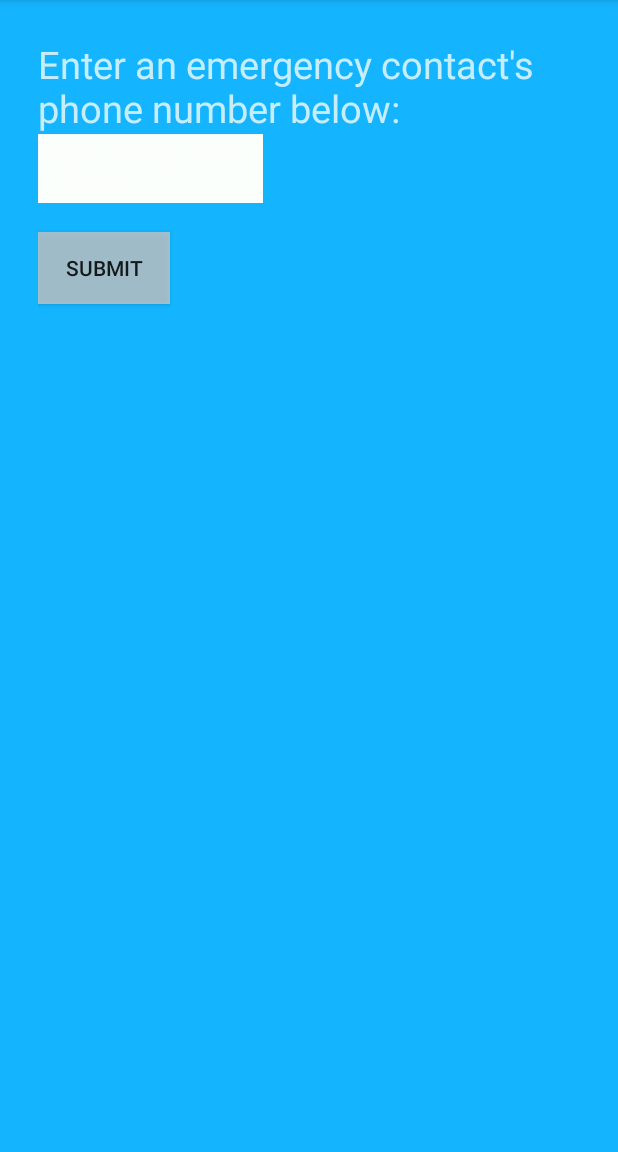
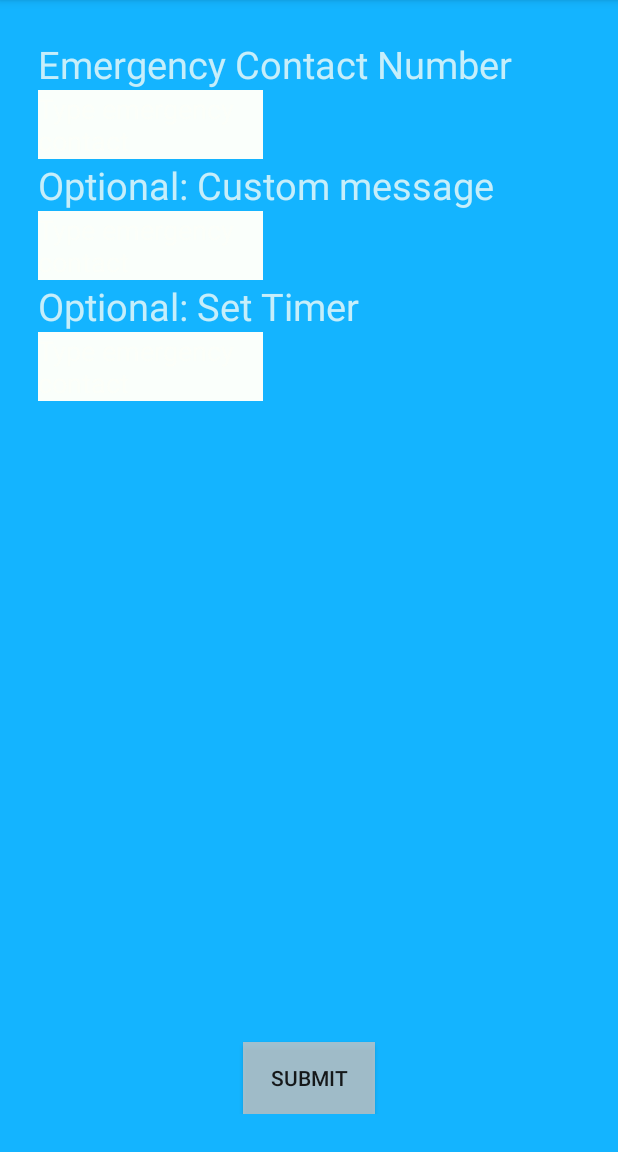
Before and after one commit to anichols28/ridesafe, an Android app: the Contact screen opened directly, with no data from a screen before it, on a phone screen of 412 x 824 dp, the part 84-1236 px from its top. Run offline under Robolectric (Android 15) with nearby library versions, the light colour scheme and no system bars.

Commit message:
UI changes

```diff
--- a/Ex2/app/build.gradle
+++ b/Ex2/app/build.gradle
@@ -6,7 +6,7 @@ android {
 
     defaultConfig {
         applicationId "com.example.austin.ex2"
-        minSdkVersion 8
+        minSdkVersion 9
         targetSdkVersion 21
 
         versionCode 1
--- a/Ex2/app/src/main/java/com/example/austin/ex2/Contact.java
+++ b/Ex2/app/src/main/java/com/example/austin/ex2/Contact.java
@@ -15,8 +15,8 @@ import android.widget.TextView;
 public class Contact extends Activity {
     public static final String PREFS_NAME = "MyPreferencesFile";
     Button mButton;
-    EditText mEdit;
-    TextView mText;
+    EditText mEdit,mEdit2, mEdit3;
+    TextView mText,mText2,mText3;
 
     @Override
     public void onCreate(Bundle savedInstanceState) {
@@ -30,11 +30,15 @@ public class Contact extends Activity {
                 //mEdit   = (EditText)findViewById(R.id.eContact);
 
                 mEdit = (EditText)findViewById(R.id.eContact);
+                mEdit2 = (EditText)findViewById(R.id.eMessage);
+                mEdit3 = (EditText)findViewById(R.id.eTimer);
                 mText = (TextView)findViewById(R.id.tvResults);
                 mText.setText("Emergency Contact: "+mEdit.getText().toString());
                 SharedPreferences settings = getSharedPreferences(PREFS_NAME, 0);
                 SharedPreferences.Editor editor = settings.edit();
                 editor.putString("eContact", mEdit.getText().toString());
+                editor.putString("eMessage", mEdit2.getText().toString());
+                editor.putString("eTimer", mEdit3.getText().toString());
                 editor.commit();
 
                 Intent intent = new Intent(getApplicationContext(), GForce.class);
--- a/Ex2/app/src/main/java/com/example/austin/ex2/GPS.java
+++ b/Ex2/app/src/main/java/com/example/austin/ex2/GPS.java
@@ -38,9 +38,9 @@ public class GPS extends Service implements LocationListener {
     double mLongitude;
 
     // Minimum time fluctuation for next update (in milliseconds)
-    private static final long TIME = 30000;
+    private static final long TIME = 50000;
     // Minimum distance fluctuation for next update (in meters)
-    private static final long DISTANCE = 20;
+    private static final long DISTANCE = 1;
 
     // Declaring a Location Manager
     protected LocationManager mLocationManager;
--- a/Ex2/app/src/main/java/com/example/austin/ex2/Splash.java
+++ b/Ex2/app/src/main/java/com/example/austin/ex2/Splash.java
@@ -39,4 +39,6 @@ public class Splash extends Activity {
         ourSong.release();
         finish();
     }
+
+
 }
--- a/Ex2/app/src/main/res/layout/text.xml
+++ b/Ex2/app/src/main/res/layout/text.xml
@@ -1,5 +1,5 @@
 <?xml version="1.0" encoding="utf-8"?>
-<LinearLayout xmlns:android="http://schemas.android.com/apk/res/android"
+<RelativeLayout xmlns:android="http://schemas.android.com/apk/res/android"
     android:padding="25dp"
     android:orientation="vertical" android:layout_width="match_parent"
     android:layout_height="match_parent"
@@ -9,10 +9,14 @@
     <TextView
         android:layout_width="wrap_content"
         android:layout_height="wrap_content"
-        android:text="Enter an emergency contact's phone number below: "
+        android:text="Emergency Contact Number"
         android:layout_gravity="center_horizontal"
         android:textColor="#c4fdfff8"
-        android:textSize="25dp" />
+        android:textSize="25dp"
+        android:layout_alignParentTop="true"
+        android:layout_alignParentLeft="true"
+        android:layout_alignParentStart="true"
+        android:id="@+id/textView4" />
     <EditText
         android:layout_width="150dp"
         android:layout_height="wrap_content"
@@ -21,7 +25,10 @@
 
         android:textIsSelectable="false"
         android:textColor="#ff000000"
-        android:background="#fffafffb" />
+        android:background="#fffafffb"
+        android:layout_below="@+id/textView4"
+        android:layout_alignParentLeft="true"
+        android:layout_alignParentStart="true" />
 
     <TextView
         android:layout_width="wrap_content"
@@ -29,7 +36,11 @@
         android:text=""
         android:id="@+id/tvResults"
         android:layout_gravity="center_horizontal"
-        android:textColor="#c4fdfff8" />
+        android:textColor="#c4fdfff8"
+        android:layout_alignParentLeft="true"
+        android:layout_marginLeft="384dp"
+        android:layout_alignParentTop="true"
+        android:layout_marginTop="256dp" />
 
     <Button
         android:padding="10dp"
@@ -37,7 +48,59 @@
         android:layout_height="wrap_content"
         android:text="Submit"
         android:id="@+id/button3"
-        android:background="#cac5c5c5" />
+        android:background="#cac5c5c5"
+        android:layout_alignParentBottom="true"
+        android:layout_centerHorizontal="true" />
+
+    <EditText
+        android:layout_width="150dp"
+        android:layout_height="wrap_content"
+        android:id="@+id/eMessage"
+        android:hint="Type emergency contact"
+        android:textColorHint="#c4fdfff8"
+        android:textIsSelectable="false"
+        android:textColor="#ff000000"
+        android:background="#fffafffb"
+        android:layout_below="@+id/textView5"
+        android:layout_alignParentLeft="true"
+        android:layout_alignParentStart="true" />
+
+    <TextView
+        android:layout_width="wrap_content"
+        android:layout_height="wrap_content"
+        android:text="Optional: Custom message"
+        android:layout_gravity="center_horizontal"
+        android:textColor="#c4fdfff8"
+        android:textSize="25dp"
+        android:id="@+id/textView5"
+        android:layout_below="@+id/eContact"
+        android:layout_alignParentLeft="true"
+        android:layout_alignParentStart="true" />
+
+    <TextView
+        android:layout_width="wrap_content"
+        android:layout_height="wrap_content"
+        android:text="Optional: Set Timer"
+        android:layout_gravity="center_horizontal"
+        android:textColor="#c4fdfff8"
+        android:textSize="25dp"
+        android:id="@+id/textView6"
+        android:layout_below="@+id/eMessage"
+        android:layout_alignParentLeft="true"
+        android:layout_alignParentStart="true" />
+
+    <EditText
+        android:layout_width="150dp"
+        android:layout_height="wrap_content"
+        android:id="@+id/eTimer"
+        android:hint="Type emergency contact"
+        android:textColorHint="#c4fdfff8"
+        android:textIsSelectable="false"
+        android:textColor="#ff000000"
+        android:background="#fffafffb"
+        android:layout_below="@+id/textView6"
+        android:layout_alignParentLeft="true"
+        android:layout_alignParentStart="true" />
 
 
-</LinearLayout>
+</RelativeLayout>
```
Also changed, not shown: Ex2/app/src/main/AndroidManifest.xml (+15 -1 lines), Ex2/app/src/main/java/com/example/austin/ex2/GForce.java (+18 -36 lines), Ex2/app/src/main/java/com/example/austin/ex2/SOSSent.java (added, +32 -0 lines), Ex2/app/src/main/java/com/example/austin/ex2/Timer.java (added, +142 -0 lines), Ex2/app/src/main/res/layout/sent.xml (added, +23 -0 lines), Ex2/app/src/main/res/layout/timer.xml (added, +49 -0 lines).
